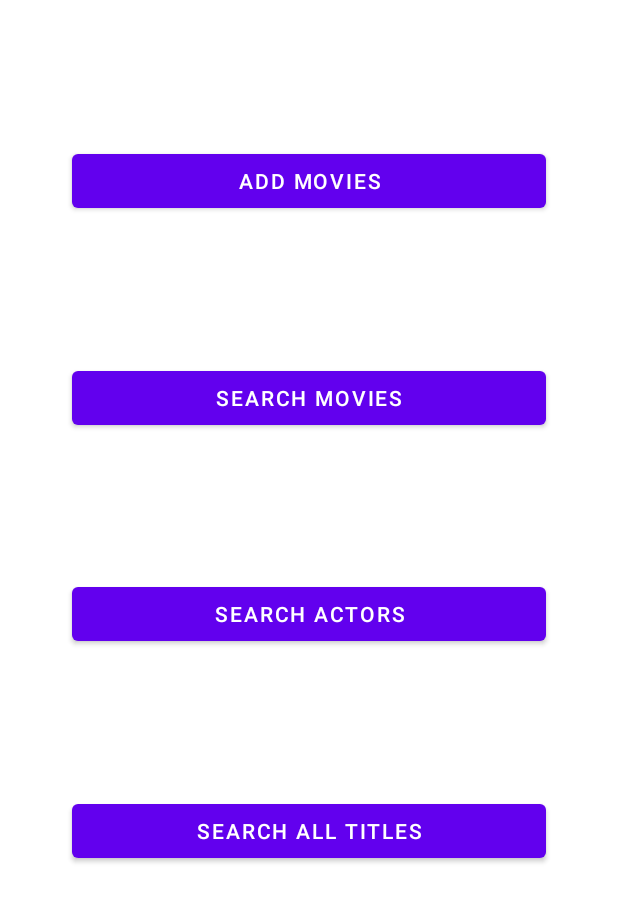
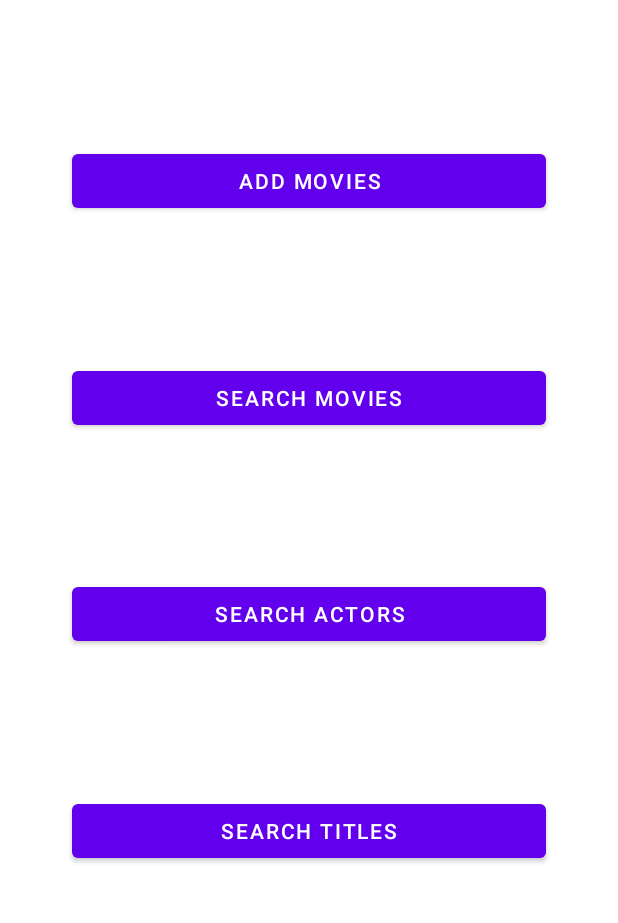
Before and after one commit to 2KAbhishek/MovieWatcher, an Android app: the screen it shows after launch (MainActivity), on a phone screen of 412 x 824 dp, the part 224-1147 px from its top. Run offline under Robolectric (Android 15) with nearby library versions, the phone set to English and light mode, and no system bars; our stand-ins replace Room's generated code.

Commit message:
Minor design tweak

```diff
--- a/app/src/main/res/layout/activity_main.xml
+++ b/app/src/main/res/layout/activity_main.xml
@@ -60,7 +60,7 @@
         android:layout_width="0dp"
         android:layout_height="wrap_content"
         android:layout_marginHorizontal="@android:dimen/app_icon_size"
-        android:text="Search All Titles"
+        android:text="Search Titles"
         app:layout_constraintBottom_toBottomOf="parent"
         app:layout_constraintEnd_toEndOf="parent"
         app:layout_constraintHorizontal_bias="0.5"
```
